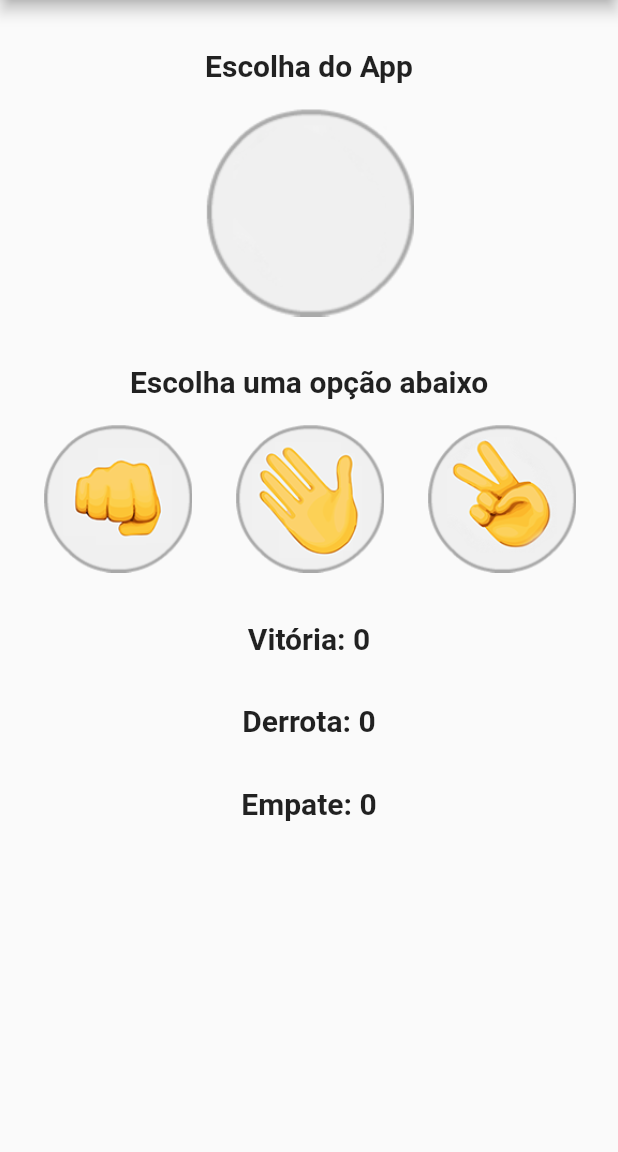
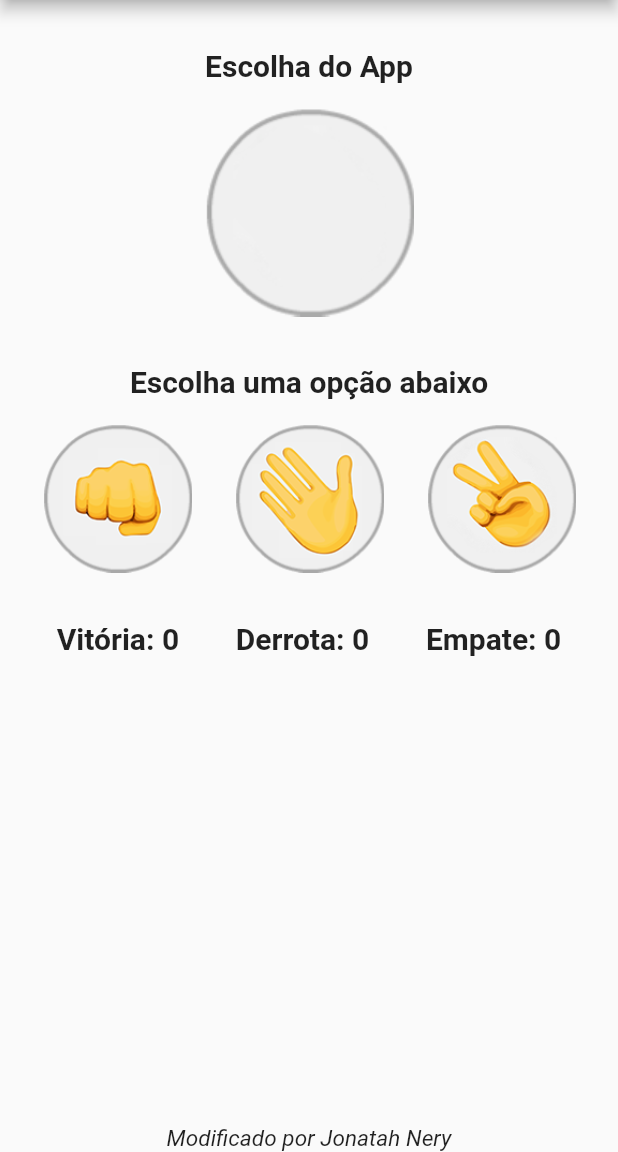
Before and after one commit to jonhnery/jokeponFlutter, a Flutter app: the screen it shows after launch, on a phone screen of 412 x 824 dp, the part 84-1236 px from its top. Run offline on Flutter 3.47's test engine with Material 2 defaults, Android fonts, the phone set to English and light mode, and no system bars.

Commit message:
Atualização 22/01/2023 - Adicionado bottomNavigationBar

```diff
--- a/lib/jogo.dart
+++ b/lib/jogo.dart
@@ -117,6 +117,9 @@ class _JogoState extends State<Jogo> {
                 ),
               ],
             ),
+            Row(
+              mainAxisAlignment: MainAxisAlignment.spaceEvenly,
+              children: [
                 Padding(padding: EdgeInsets.only(top: 32,),
                   child: Text(
                     "Vitória: " + _vitoria.toString(),
@@ -148,7 +151,17 @@ class _JogoState extends State<Jogo> {
                   ),
                 ),
                 ],
+            )
+
+         ],
         ),
+      ),
+      bottomNavigationBar: Text(
+        "Modificado por Jonatah Nery",
+        style: TextStyle(
+            fontStyle: FontStyle.italic,
+            fontSize: 15),
+            textAlign: TextAlign.center,
       ),
       );
   }
```
Lines whose indentation alone changed are shown as unchanged.
